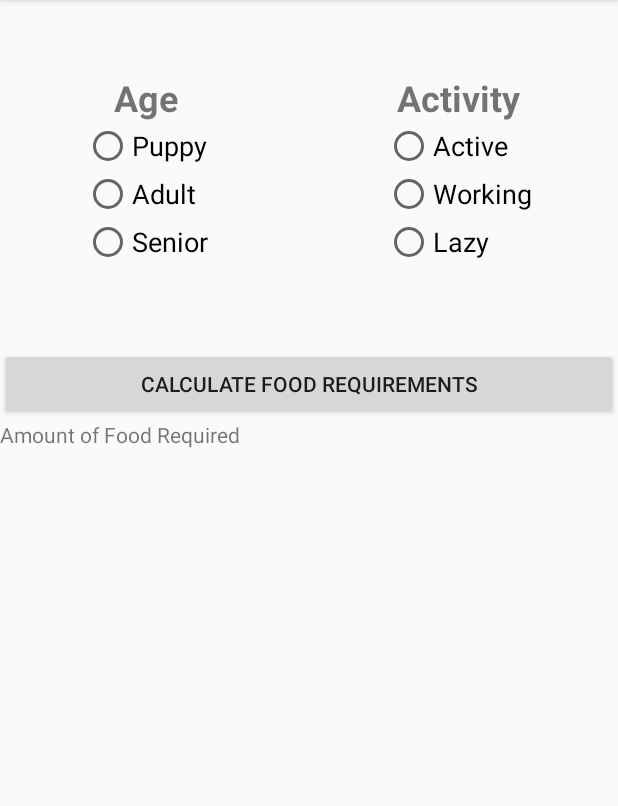
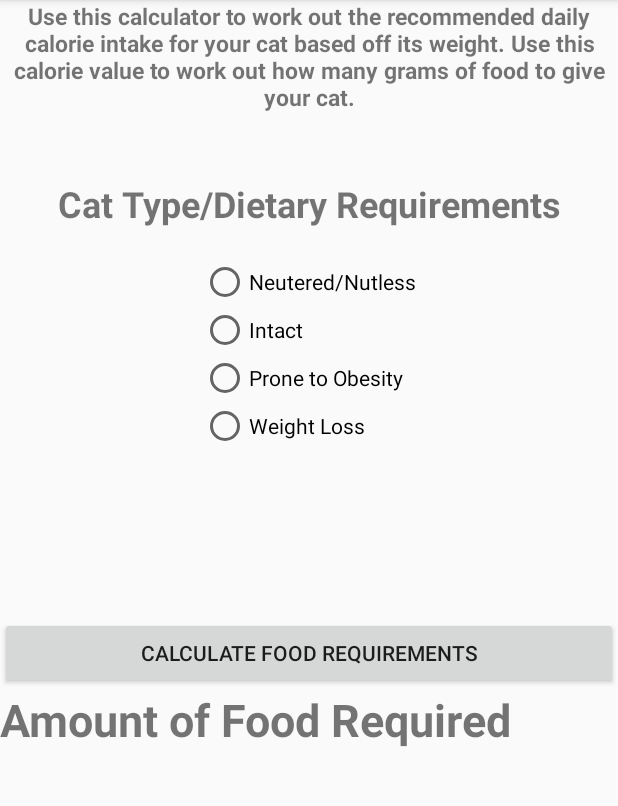
Before and after one commit to will1467/PetManagerApplication, an Android app: the PetActivity screen opened directly, with no data from a screen before it, after a tap on "Pet Calculator", on a phone screen of 412 x 824 dp, the part 84-890 px from its top. Run offline under Robolectric (Android 15) with nearby library versions, the phone set to English and light mode, and no system bars; 1 statement that could not run was skipped.

Commit message:
Added calcs

```diff
--- a/app/src/main/java/com/example/williamrussa3/petmanagerapplication/CalculatorActivity.java
+++ /dev/null
@@ -1,39 +0,0 @@
-package com.example.williamrussa3.petmanagerapplication;
-
-import android.support.v7.app.AppCompatActivity;
-import android.os.Bundle;
-import android.util.Log;
-import android.view.View;
-import android.widget.Button;
-import android.widget.RadioButton;
-
-public class CalculatorActivity extends AppCompatActivity {
-
-    private Pet mPet;
-
-    @Override
-    protected void onCreate(Bundle savedInstanceState) {
-        super.onCreate(savedInstanceState);
-        setContentView(R.layout.activity_calculator);
-        mPet = getIntent().getParcelableExtra("pet_object");
-
-        Button calcBtn = (Button) findViewById(R.id.calc_btn);
-        final RadioButton adultRb = (RadioButton) findViewById(R.id.adult_rb);
-        final RadioButton normalRb = (RadioButton) findViewById(R.id.active_rb);
-
-       calcBtn.setOnClickListener(new View.OnClickListener() {
-           @Override
-           public void onClick(View v) {
-               if(adultRb.isChecked()) {
-                   double restingEnergyReq = 70 * Math.pow(mPet.GetWeight(), 0.75);
-                   Log.i("REQ:", String.valueOf(restingEnergyReq));
-                   if(normalRb.isChecked()) {
-                       double maintainEnergyReq;
-                       maintainEnergyReq = 1.7 * restingEnergyReq;
-                       Log.i("MAIN:", String.valueOf(maintainEnergyReq));
-                   }
-               }
-           }
-       });
-    }
-}
--- /dev/null
+++ b/app/src/main/java/com/example/williamrussa3/petmanagerapplication/CalculatorActivityCat.java
@@ -0,0 +1,65 @@
+package com.example.williamrussa3.petmanagerapplication;
+
+import android.support.v7.app.AppCompatActivity;
+import android.os.Bundle;
+import android.view.View;
+import android.widget.Button;
+import android.widget.RadioButton;
+import android.widget.TextView;
+
+public class CalculatorActivityCat extends AppCompatActivity {
+
+    private Pet mPet;
+
+    @Override
+    protected void onCreate(Bundle savedInstanceState) {
+        super.onCreate(savedInstanceState);
+        setContentView(R.layout.activity_calculator_cat);
+        mPet = getIntent().getParcelableExtra("pet_object");
+
+        final Button calcBtn = (Button) findViewById(R.id.cat_calc_btn);
+        final TextView outputTxt = (TextView) findViewById(R.id.cat_output_txt);
+        final RadioButton ballLess = (RadioButton) findViewById(R.id.noballs_rb);
+        final RadioButton intact = (RadioButton) findViewById(R.id.intact_rb);
+        final RadioButton obeseProne = (RadioButton) findViewById(R.id.obese_rb);
+        final RadioButton weightLoss = (RadioButton) findViewById(R.id.fat_rb);
+
+        calcBtn.setOnClickListener(new View.OnClickListener() {
+            @Override
+            public void onClick(View v) {
+                if(ballLess.isChecked()) {
+                    outputTxt.setText(String.format("%.2f Calories per day", calcReq("neutered")));
+                } else if(intact.isChecked()) {
+                    outputTxt.setText(String.format("%.2f Calories per day", calcReq("intact")));
+                } else if(obeseProne.isChecked()) {
+                    outputTxt.setText(String.format("%.2f Calories per day", calcReq("obese")));
+                } else if(weightLoss.isChecked()) {
+                    outputTxt.setText(String.format("%.2f Calories per day", calcReq("weight-loss")));
+                } else {
+                    outputTxt.setText("Select a dietary requirement.");
+                }
+            }
+        });
+    }
+
+    public double calcReq(String req) {
+        double rer; // Resting energy requirements
+        double der; // Daily enery requirements
+        rer = 70 * Math.pow(mPet.GetWeight(), 0.75);
+        if(req == "neutered") {
+            der = 1.2 * rer;
+            return der;
+        } else if(req == "intact") {
+            der = 1.4 * rer;
+            return der;
+        } else if(req == "obese") {
+            der = 1 * rer;
+            return der;
+        } else if(req == "weight-loss") {
+            der = 0.8 * rer;
+            return der;
+        } else {
+            return 0;
+        }
+    }
+}
--- a/app/src/main/java/com/example/williamrussa3/petmanagerapplication/PetActivity.java
+++ b/app/src/main/java/com/example/williamrussa3/petmanagerapplication/PetActivity.java
@@ -3,14 +3,10 @@ package com.example.williamrussa3.petmanagerapplication;
 import android.content.Intent;
 import android.support.v7.app.AppCompatActivity;
 import android.os.Bundle;
-import android.util.Log;
 import android.view.View;
 import android.widget.AdapterView;
-import android.widget.ImageButton;
 import android.widget.ListView;
 import android.widget.TextView;
-
-import org.w3c.dom.Text;
 
 public class PetActivity extends AppCompatActivity {
 
@@ -60,7 +56,7 @@ public class PetActivity extends AppCompatActivity {
                     ActivityClass = WalkingActivity.class;
                 }
                 else if(textViewCapton.equals(imageCaptions[2])){
-                    ActivityClass = CalculatorActivity.class;
+                    ActivityClass = CalculatorActivityCat.class;
                 }
                 else{
                     ActivityClass = ExpensesActivity.class;
--- /dev/null
+++ b/app/src/main/res/layout/activity_calculator_cat.xml
@@ -0,0 +1,93 @@
+<?xml version="1.0" encoding="utf-8"?>
+<LinearLayout xmlns:android="http://schemas.android.com/apk/res/android"
+    xmlns:app="http://schemas.android.com/apk/res-auto"
+    xmlns:tools="http://schemas.android.com/tools"
+    android:layout_width="match_parent"
+    android:layout_height="match_parent"
+    tools:context="com.example.williamrussa3.petmanagerapplication.CalculatorActivityDog"
+    android:orientation="vertical"
+    android:weightSum="1">
+
+    <TextView
+        android:id="@+id/info_txt"
+        android:layout_width="match_parent"
+        android:layout_height="wrap_content"
+        android:text="@string/cat_info"
+        android:textAlignment="center"
+        android:textSize="15sp"
+        android:textStyle="bold" />
+
+    <RelativeLayout
+        android:layout_width="match_parent"
+        android:layout_height="232dp"
+        android:layout_weight="0.28">
+
+        <RadioGroup
+            android:id="@+id/radioGroup"
+            android:layout_width="wrap_content"
+            android:layout_height="wrap_content"
+            android:layout_below="@+id/ReqTitle"
+            android:layout_centerHorizontal="true"
+            android:layout_marginTop="20dp">
+
+            <RadioButton
+                android:id="@+id/noballs_rb"
+                android:layout_width="wrap_content"
+                android:layout_height="wrap_content"
+                android:layout_weight="1"
+                android:text="@string/cat_neut" />
+
+            <RadioButton
+                android:id="@+id/intact_rb"
+                android:layout_width="wrap_content"
+                android:layout_height="wrap_content"
+                android:layout_weight="1"
+                android:text="@string/cat_intact" />
+
+            <RadioButton
+                android:id="@+id/obese_rb"
+                android:layout_width="wrap_content"
+                android:layout_height="wrap_content"
+                android:layout_weight="1"
+                android:text="@string/cat_obese" />
+
+            <RadioButton
+                android:id="@+id/fat_rb"
+                android:layout_width="wrap_content"
+                android:layout_height="wrap_content"
+                android:layout_weight="1"
+                android:text="@string/cat_fat" />
+
+        </RadioGroup>
+
+        <TextView
+            android:id="@+id/ReqTitle"
+            android:layout_width="wrap_content"
+            android:layout_height="wrap_content"
+            android:layout_alignParentTop="true"
+            android:layout_marginTop="44dp"
+            android:text="@string/cat_req"
+            android:textAlignment="center"
+            android:textSize="24sp"
+            android:textStyle="bold"
+            android:layout_alignParentEnd="true"
+            android:layout_alignParentStart="true" />
+
+    </RelativeLayout>
+
+    <Button
+        android:id="@+id/cat_calc_btn"
+        android:layout_width="match_parent"
+        android:layout_height="wrap_content"
+        android:text="@string/calc_calc" />
+
+    <TextView
+        android:id="@+id/cat_output_txt"
+        android:layout_width="match_parent"
+        android:layout_height="wrap_content"
+        android:text="@string/calc_output"
+        android:textAlignment="textStart"
+        android:textSize="30sp"
+        android:textStyle="bold" />
+
+</LinearLayout>
--- a/app/src/main/res/values/strings.xml
+++ b/app/src/main/res/values/strings.xml
@@ -11,4 +11,15 @@
     <string name="calc_lazy">Lazy</string>
     <string name="calc_calc">Calculate Food Requirements</string>
     <string name="calc_output">Amount of Food Required</string>
+    <string name="cat_neut">Neutered/Nutless</string>
+    <string name="cat_intact">Intact</string>
+    <string name="cat_obese">Prone to Obesity</string>
+    <string name="cat_fat">Weight Loss</string>
+    <string name="cat_req">Cat Type/Dietary Requirements</string>
+    <string name="cat_info">Use this calculator to work out the recommended daily calorie intake for
+        your cat based off its weight. Use this calorie value to work out how many grams of food to give
+        your cat.</string>
+    <string name="dog_info">Use this calculator to work out the recommended daily calorie intake for
+        your dog based off its weight. Different dogs have different dietary intakes so use the
+        radio buttons to select the categories appropriate to your dog.</string>
 </resources>
```
Also changed, not shown: app/src/main/AndroidManifest.xml (+4 -4 lines), app/src/main/java/com/example/williamrussa3/petmanagerapplication/CalculatorActivityDog.java (added, +100 -0 lines), app/src/main/res/layout/activity_calculator_dog.xml (renamed from app/src/main/res/layout/activity_calculator.xml, +12 -2 lines).
